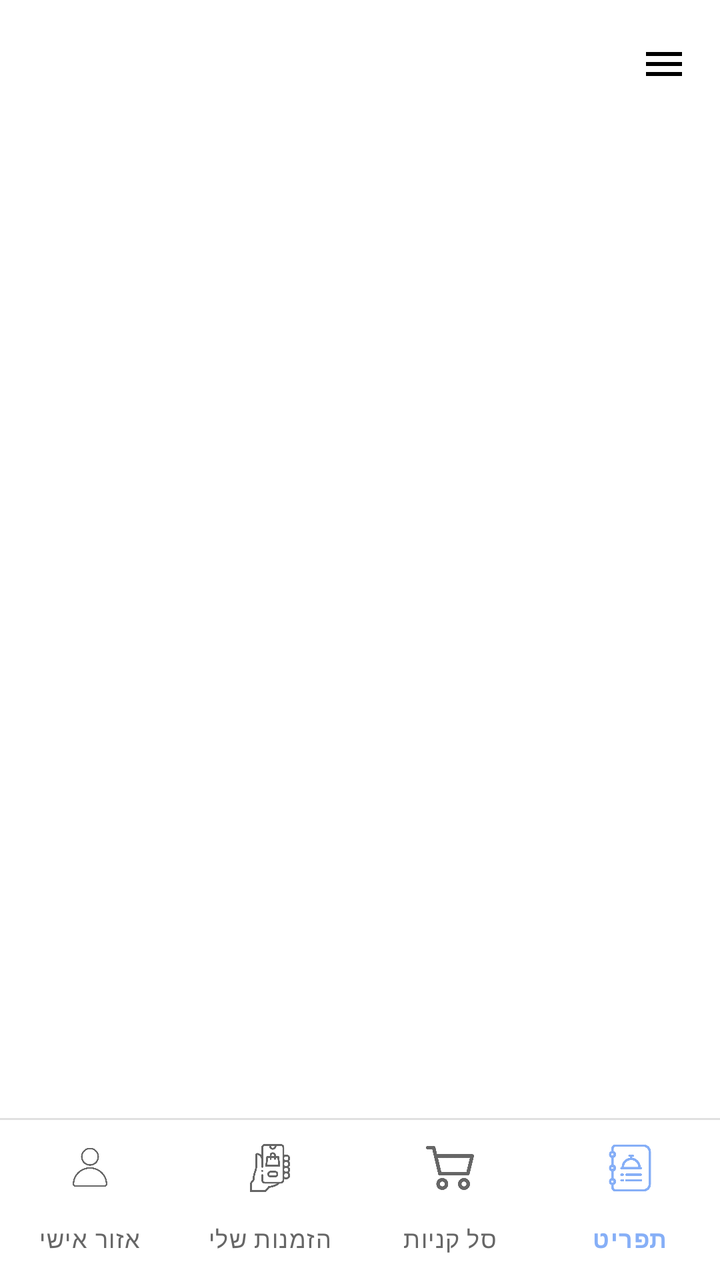
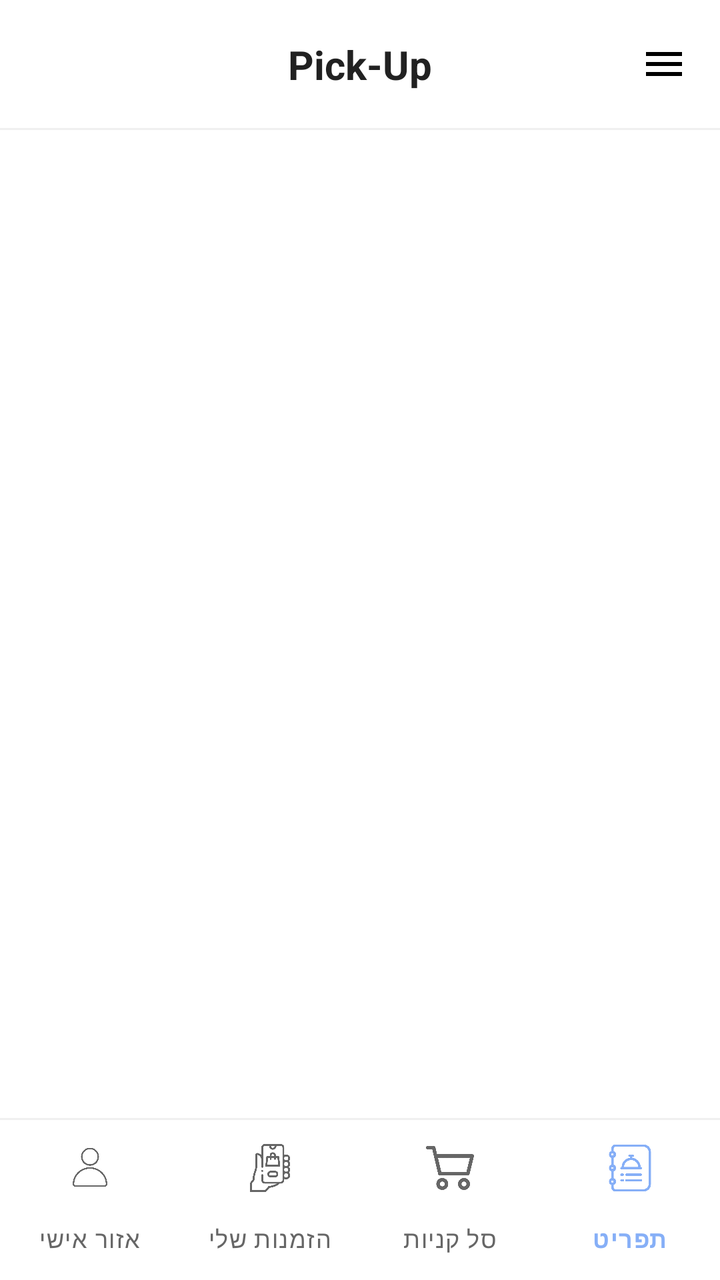

Screens rendered from an Android XML layout before and after an edit, with the pre-edit source and the edit as a unified diff.
<!-- AndroidManifest.xml: application theme Theme.Prog1.Fullscreen -->
<!-- res/layout/activity_main_page.xml -->
<?xml version="1.0" encoding="utf-8"?>
<androidx.drawerlayout.widget.DrawerLayout xmlns:android="http://schemas.android.com/apk/res/android"
    xmlns:app="http://schemas.android.com/apk/res-auto"
    android:id="@+id/drawerLayout"
    android:layout_width="match_parent"
    android:layout_height="match_parent"
    android:background="@color/white"
    android:layoutDirection="rtl">

    <androidx.constraintlayout.widget.ConstraintLayout
        android:layout_width="match_parent"
        android:layout_height="match_parent">

        
        <com.google.android.material.appbar.MaterialToolbar
            android:id="@+id/topAppBar"
            android:layout_width="0dp"
            android:layout_height="wrap_content"
            android:background="@color/white"
            android:layoutDirection="rtl"
            app:contentInsetStartWithNavigation="0dp"
            app:layout_constraintEnd_toEndOf="parent"
            app:layout_constraintStart_toStartOf="parent"
            app:layout_constraintTop_toTopOf="parent"
            app:navigationIcon="@drawable/ic_menu_burger"
            app:title=""
            app:titleCentered="false" />

        
        <androidx.fragment.app.FragmentContainerView
            android:id="@+id/fragmentContainer"
            android:layout_width="0dp"
            android:layout_height="0dp"
            app:layout_constraintTop_toBottomOf="@id/topAppBar"
            app:layout_constraintBottom_toTopOf="@id/bottomNav"
            app:layout_constraintStart_toStartOf="parent"
            app:layout_constraintEnd_toEndOf="parent" />

        
        <View
            android:layout_width="match_parent"
            android:layout_height="1dp"
            android:background="#1F000000"
            app:layout_constraintBottom_toTopOf="@+id/bottomNav" />

        
        <com.google.android.material.bottomnavigation.BottomNavigationView
            android:id="@+id/bottomNav"
            android:layout_width="0dp"
            android:layout_height="wrap_content"
            android:background="@color/white"
            android:elevation="8dp"
            app:layout_constraintStart_toStartOf="parent"
            app:layout_constraintEnd_toEndOf="parent"
            app:layout_constraintBottom_toBottomOf="parent"
            app:menu="@menu/menu_bottom_nav"
            app:labelVisibilityMode="labeled"
            app:itemHorizontalTranslationEnabled="false"
            app:itemIconTint="@color/bottom_nav_item_color_selector"
            app:itemTextColor="@color/bottom_nav_item_color_selector"
            app:itemActiveIndicatorStyle="@style/CustomBottomNavIndicator" />

    </androidx.constraintlayout.widget.ConstraintLayout>

    
    <com.google.android.material.navigation.NavigationView
        android:id="@+id/navigationView"
        android:layout_width="wrap_content"
        android:layout_height="match_parent"
        android:layout_gravity="start"
        app:headerLayout="@layout/nav_header"
        app:menu="@menu/drawer_menu"
        app:itemIconPadding="24dp"
        app:itemIconTint="@color/mc_text_primary"
        app:itemTextColor="@color/mc_text_primary"
        app:itemShapeFillColor="@color/sky"
        app:itemShapeInsetStart="12dp"
        app:itemShapeInsetEnd="12dp"
        app:itemShapeInsetTop="12dp"
        app:itemShapeInsetBottom="12dp"
        app:itemVerticalPadding="20dp"
        app:itemShapeAppearanceOverlay="@style/ShapeAppearanceOverlay.Material3.Corner.Medium" />

</androidx.drawerlayout.widget.DrawerLayout>
<!-- res/layout/nav_header.xml (included above) -->
<?xml version="1.0" encoding="utf-8"?>

<LinearLayout xmlns:android="http://schemas.android.com/apk/res/android"
    android:layout_width="match_parent"
    android:layout_height="180dp"
    android:background="@color/ice_blue"
    android:gravity="bottom"
    android:orientation="vertical"
    android:padding="16dp"
    android:theme="@style/ThemeOverlay.AppCompat.Dark">

    <ImageView
        android:id="@+id/ivUserPhoto"
        android:layout_width="72dp"
        android:layout_height="72dp"
        android:layout_marginBottom="8dp"
        android:src="@drawable/bottom_bar_profile"
        android:contentDescription="User profile picture" />

    <TextView
        android:id="@+id/tvUserName"
        android:layout_width="match_parent"
        android:layout_height="wrap_content"
        android:text="שלום, אורח"
        android:textAppearance="@style/TextAppearance.AppCompat.Body1"
        android:textColor="@color/mc_text_primary"
        android:textStyle="bold"
        android:textSize="20sp" />

    <TextView
        android:id="@+id/tvUserEmail"
        android:layout_width="wrap_content"
        android:layout_height="wrap_content"
        android:text="ברוך הבא לקפיטריה"
        android:textColor="@color/mc_text_secondary" />

</LinearLayout>
<!-- resources referenced by this layout -->
<resources>
  <color name="ice_blue">#86AFF7</color>
  <color name="mc_text_primary">#212121</color>
  <color name="mc_text_secondary">#666666</color>
  <color name="sky">#CFEAFF</color>
  <color name="white">#FFFFFFFF</color>
  <!-- drawable bottom_bar_profile: png bitmap (drawable, 10952 bytes) -->
  <!-- drawable ic_menu_burger (drawable) -->
  <?xml version="1.0" encoding="utf-8"?>
  
  <vector xmlns:android="http://schemas.android.com/apk/res/android"
      android:width="24dp"
      android:height="24dp"
      android:viewportWidth="24"
      android:viewportHeight="24">
  
      <path
          android:strokeWidth="0"
          android:fillColor="@color/black"
          android:pathData="M3,6h18v2H3z" />
  
      <path
          android:strokeWidth="0"
          android:fillColor="@color/black"
          android:pathData="M3,11h18v2H3z" />
  
      <path
          android:strokeWidth="0"
          android:fillColor="@color/black"
          android:pathData="M3,16h18v2H3z" />
  
  </vector>
  <style name="CustomBottomNavIndicator" parent="Widget.Material3.BottomNavigationView.ActiveIndicator">
          <item name="android:color">@color/ice_blue_light_indicator</item>
      </style>
  <style name="ShapeAppearanceOverlay.Material3.Corner.Medium" parent="">
          <item name="cornerFamily">rounded</item>
          <item name="cornerSize">12dp</item>
      </style>
  <style name="Theme.Prog1.Fullscreen" parent="Theme.Material3.Light.NoActionBar">
          <item name="android:windowFullscreen">true</item>
          <item name="android:windowLayoutInDisplayCutoutMode">shortEdges</item>
          <item name="android:statusBarColor">@android:color/transparent</item>
          <item name="android:navigationBarColor">@android:color/transparent</item>
          
          <item name="android:windowBackground">@color/cloud</item>
          <item name="android:textColorPrimary">@android:color/black</item>
          <item name="android:textColor">@android:color/black</item>
      </style>
  <color name="black">#FF000000</color>
  <color name="ice_blue_light_indicator">#3387CEEB</color>
  <color name="cloud">#ECECEC</color>
</resources>

<!-- the commit's change to res/layout/activity_main_page.xml (unified diff, before → after) -->
@@ -1,6 +1,7 @@
 <?xml version="1.0" encoding="utf-8"?>
 <androidx.drawerlayout.widget.DrawerLayout xmlns:android="http://schemas.android.com/apk/res/android"
     xmlns:app="http://schemas.android.com/apk/res-auto"
+    xmlns:tools="http://schemas.android.com/tools"
     android:id="@+id/drawerLayout"
     android:layout_width="match_parent"
     android:layout_height="match_parent"
@@ -14,44 +15,61 @@
         
         <com.google.android.material.appbar.MaterialToolbar
             android:id="@+id/topAppBar"
-            android:layout_width="0dp"
+            android:layout_width="match_parent"
+            android:layout_height="?attr/actionBarSize"
+            android:background="@color/white"
+            android:elevation="0dp"
+            app:contentInsetStartWithNavigation="0dp"
+            app:layout_constraintTop_toTopOf="parent"
+            app:navigationIcon="@drawable/ic_menu_burger" />
+
+        
+        <TextView
+            android:id="@+id/tvPageTitle"
+            android:layout_width="wrap_content"
             android:layout_height="wrap_content"
-            android:background="@color/white"
-            android:layoutDirection="rtl"
-            app:contentInsetStartWithNavigation="0dp"
+            android:text="Pick-Up"
+            android:textColor="@color/mc_text_primary"
+            android:textSize="20sp"
+            android:textStyle="bold"
+            app:layout_constraintBottom_toBottomOf="@+id/topAppBar"
             app:layout_constraintEnd_toEndOf="parent"
             app:layout_constraintStart_toStartOf="parent"
-            app:layout_constraintTop_toTopOf="parent"
-            app:navigationIcon="@drawable/ic_menu_burger"
-            app:title=""
-            app:titleCentered="false" />
+            app:layout_constraintTop_toTopOf="@+id/topAppBar" />
+
+        
+        <View
+            android:id="@+id/topDivider"
+            android:layout_width="match_parent"
+            android:layout_height="1dp"
+            android:background="#F0F0F0"
+            app:layout_constraintTop_toBottomOf="@id/topAppBar" />
 
         
         <androidx.fragment.app.FragmentContainerView
             android:id="@+id/fragmentContainer"
             android:layout_width="0dp"
             android:layout_height="0dp"
-            app:layout_constraintTop_toBottomOf="@id/topAppBar"
-            app:layout_constraintBottom_toTopOf="@id/bottomNav"
+            app:layout_constraintTop_toBottomOf="@id/topDivider"
+            app:layout_constraintBottom_toTopOf="@id/bottomNavDivider"
             app:layout_constraintStart_toStartOf="parent"
             app:layout_constraintEnd_toEndOf="parent" />
 
         
         <View
+            android:id="@+id/bottomNavDivider"
             android:layout_width="match_parent"
             android:layout_height="1dp"
-            android:background="#1F000000"
+            android:background="#F0F0F0"
             app:layout_constraintBottom_toTopOf="@+id/bottomNav" />
 
         
         <com.google.android.material.bottomnavigation.BottomNavigationView
             android:id="@+id/bottomNav"
-            android:layout_width="0dp"
+            android:layout_width="match_parent"
             android:layout_height="wrap_content"
             android:background="@color/white"
             android:elevation="8dp"
-            app:layout_constraintStart_toStartOf="parent"
-            app:layout_constraintEnd_toEndOf="parent"
             app:layout_constraintBottom_toBottomOf="parent"
             app:menu="@menu/menu_bottom_nav"
             app:labelVisibilityMode="labeled"
